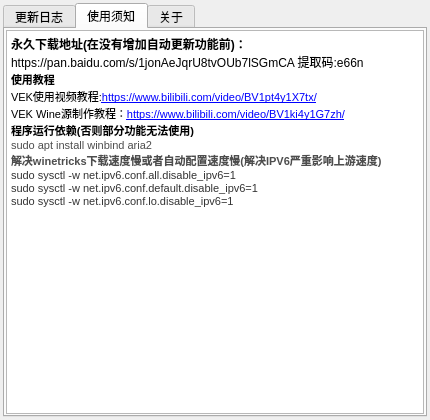
The window that ui/vekAbout.ui (gfdgd-xi/vekcode) describes before a commit, drawn with Qt 5.
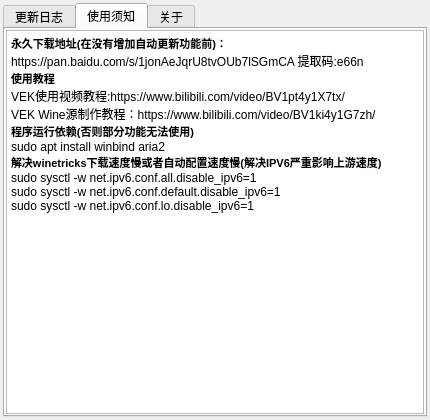
The same window after the commit. The open tabs and pages were chosen to show the change. Icons and pictures are not drawn.

What changed in the file:
```diff
--- a/ui/vekAbout.ui
+++ b/ui/vekAbout.ui
@@ -121,17 +121,17 @@
 &lt;html&gt;&lt;head&gt;&lt;meta name=&quot;qrichtext&quot; content=&quot;1&quot; /&gt;&lt;style type=&quot;text/css&quot;&gt;
 p, li { white-space: pre-wrap; }
 &lt;/style&gt;&lt;/head&gt;&lt;body style=&quot; font-family:'Sans Serif'; font-size:9pt; font-weight:400; font-style:normal;&quot;&gt;
-&lt;p style=&quot; margin-top:0px; margin-bottom:0px; margin-left:0px; margin-right:0px; -qt-block-indent:0; text-indent:0px;&quot;&gt;&lt;span style=&quot; font-weight:600;&quot;&gt;永久下载地址(在没有增加自动更新功能前)：&lt;/span&gt;&lt;/p&gt;
+&lt;p style=&quot; margin-top:0px; margin-bottom:0px; margin-left:0px; margin-right:0px; -qt-block-indent:0; text-indent:0px;&quot;&gt;&lt;span style=&quot; font-size:8pt; font-weight:600;&quot;&gt;永久下载地址(在没有增加自动更新功能前)：&lt;/span&gt;&lt;/p&gt;
 &lt;p style=&quot; margin-top:0px; margin-bottom:0px; margin-left:0px; margin-right:0px; -qt-block-indent:0; text-indent:0px;&quot;&gt;https://pan.baidu.com/s/1jonAeJqrU8tvOUb7lSGmCA 提取码:e66n&lt;/p&gt;
 &lt;p style=&quot; margin-top:0px; margin-bottom:0px; margin-left:0px; margin-right:0px; -qt-block-indent:0; text-indent:0px;&quot;&gt;&lt;span style=&quot; font-size:8pt; font-weight:600;&quot;&gt;使用教程&lt;/span&gt;&lt;/p&gt;
-&lt;p style=&quot; margin-top:0px; margin-bottom:0px; margin-left:0px; margin-right:0px; -qt-block-indent:0; text-indent:0px;&quot;&gt;&lt;span style=&quot; font-size:8pt;&quot;&gt;VEK使用视频教程:&lt;/span&gt;&lt;a href=&quot;https://www.bilibili.com/video/BV1pt4y1X7tx/&quot;&gt;&lt;span style=&quot; font-size:8pt; text-decoration: underline; color:#0000ff;&quot;&gt;https://www.bilibili.com/video/BV1pt4y1X7tx/&lt;/span&gt;&lt;/a&gt;&lt;/p&gt;
-&lt;p style=&quot; margin-top:0px; margin-bottom:0px; margin-left:0px; margin-right:0px; -qt-block-indent:0; text-indent:0px;&quot;&gt;&lt;span style=&quot; font-size:8pt;&quot;&gt;VEK Wine源制作教程：&lt;/span&gt;&lt;a href=&quot;https://www.bilibili.com/video/BV1ki4y1G7zh/&quot;&gt;&lt;span style=&quot; font-size:8pt; text-decoration: underline; color:#0000ff;&quot;&gt;https://www.bilibili.com/video/BV1ki4y1G7zh/&lt;/span&gt;&lt;/a&gt;&lt;/p&gt;
+&lt;p style=&quot; margin-top:0px; margin-bottom:0px; margin-left:0px; margin-right:0px; -qt-block-indent:0; text-indent:0px;&quot;&gt;VEK使用视频教程:https://www.bilibili.com/video/BV1pt4y1X7tx/&lt;/p&gt;
+&lt;p style=&quot; margin-top:0px; margin-bottom:0px; margin-left:0px; margin-right:0px; -qt-block-indent:0; text-indent:0px;&quot;&gt;VEK Wine源制作教程：https://www.bilibili.com/video/BV1ki4y1G7zh/&lt;/p&gt;
 &lt;p style=&quot; margin-top:0px; margin-bottom:0px; margin-left:0px; margin-right:0px; -qt-block-indent:0; text-indent:0px;&quot;&gt;&lt;span style=&quot; font-size:8pt; font-weight:600;&quot;&gt;程序运行依赖(否则部分功能无法使用)&lt;/span&gt;&lt;/p&gt;
-&lt;p style=&quot; margin-top:0px; margin-bottom:0px; margin-left:0px; margin-right:0px; -qt-block-indent:0; text-indent:0px;&quot;&gt;&lt;span style=&quot; font-family:'Microsoft YaHei','SF Pro Display','Roboto','Noto','Arial','PingFang SC','sans-serif'; font-size:8pt; color:#4d4d4d; background-color:#ffffff;&quot;&gt;sudo apt install winbind aria2&lt;/span&gt;&lt;/p&gt;
-&lt;p style=&quot; margin-top:0px; margin-bottom:0px; margin-left:0px; margin-right:0px; -qt-block-indent:0; text-indent:0px;&quot;&gt;&lt;span style=&quot; font-family:'Microsoft YaHei','SF Pro Display','Roboto','Noto','Arial','PingFang SC','sans-serif'; font-size:8pt; font-weight:600; color:#4d4d4d;&quot;&gt;解决winetricks下载速度慢或者自动配置速度慢(解决IPV6严重影响上游速度)&lt;/span&gt;&lt;/p&gt;
-&lt;p style=&quot; margin-top:0px; margin-bottom:0px; margin-left:0px; margin-right:0px; -qt-block-indent:0; text-indent:0px;&quot;&gt;&lt;span style=&quot; font-family:'Verdana','Arial','Tahoma'; font-size:8pt; color:#333333; background-color:#ffffff;&quot;&gt;sudo sysctl -w net.ipv6.conf.all.disable_ipv6=1&lt;/span&gt;&lt;/p&gt;
-&lt;p style=&quot; margin-top:0px; margin-bottom:0px; margin-left:0px; margin-right:0px; -qt-block-indent:0; text-indent:0px; background-color:#ffffff;&quot;&gt;&lt;span style=&quot; font-family:'Verdana','Arial','Tahoma'; font-size:8pt; color:#333333; background-color:#ffffff;&quot;&gt;sudo sysctl -w net.ipv6.conf.default.disable_ipv6=1&lt;/span&gt;&lt;/p&gt;
-&lt;p style=&quot; margin-top:0px; margin-bottom:0px; margin-left:0px; margin-right:0px; -qt-block-indent:0; text-indent:0px; background-color:#ffffff;&quot;&gt;&lt;span style=&quot; font-family:'Verdana','Arial','Tahoma'; font-size:8pt; color:#333333; background-color:#ffffff;&quot;&gt;sudo sysctl -w net.ipv6.conf.lo.disable_ipv6=1&lt;/span&gt;&lt;/p&gt;&lt;/body&gt;&lt;/html&gt;</string>
+&lt;p style=&quot; margin-top:0px; margin-bottom:0px; margin-left:0px; margin-right:0px; -qt-block-indent:0; text-indent:0px;&quot;&gt;sudo apt install winbind aria2&lt;/p&gt;
+&lt;p style=&quot; margin-top:0px; margin-bottom:0px; margin-left:0px; margin-right:0px; -qt-block-indent:0; text-indent:0px;&quot;&gt;&lt;span style=&quot; font-size:8pt; font-weight:600;&quot;&gt;解决winetricks下载速度慢或者自动配置速度慢(解决IPV6严重影响上游速度)&lt;/span&gt;&lt;/p&gt;
+&lt;p style=&quot; margin-top:0px; margin-bottom:0px; margin-left:0px; margin-right:0px; -qt-block-indent:0; text-indent:0px;&quot;&gt;sudo sysctl -w net.ipv6.conf.all.disable_ipv6=1&lt;/p&gt;
+&lt;p style=&quot; margin-top:0px; margin-bottom:0px; margin-left:0px; margin-right:0px; -qt-block-indent:0; text-indent:0px;&quot;&gt;sudo sysctl -w net.ipv6.conf.default.disable_ipv6=1&lt;/p&gt;
+&lt;p style=&quot; margin-top:0px; margin-bottom:0px; margin-left:0px; margin-right:0px; -qt-block-indent:0; text-indent:0px;&quot;&gt;sudo sysctl -w net.ipv6.conf.lo.disable_ipv6=1&lt;/p&gt;&lt;/body&gt;&lt;/html&gt;</string>
          </property>
         </widget>
        </item>
```
Left out of the diff: 2 changed lines with no effect on the pictures.
